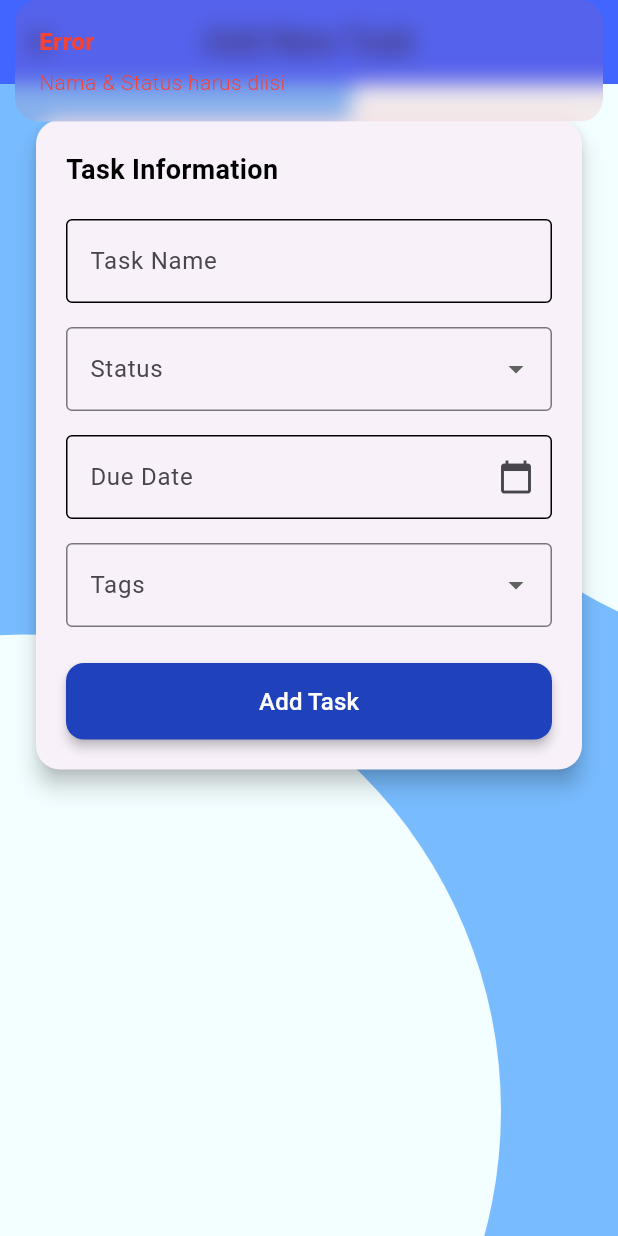
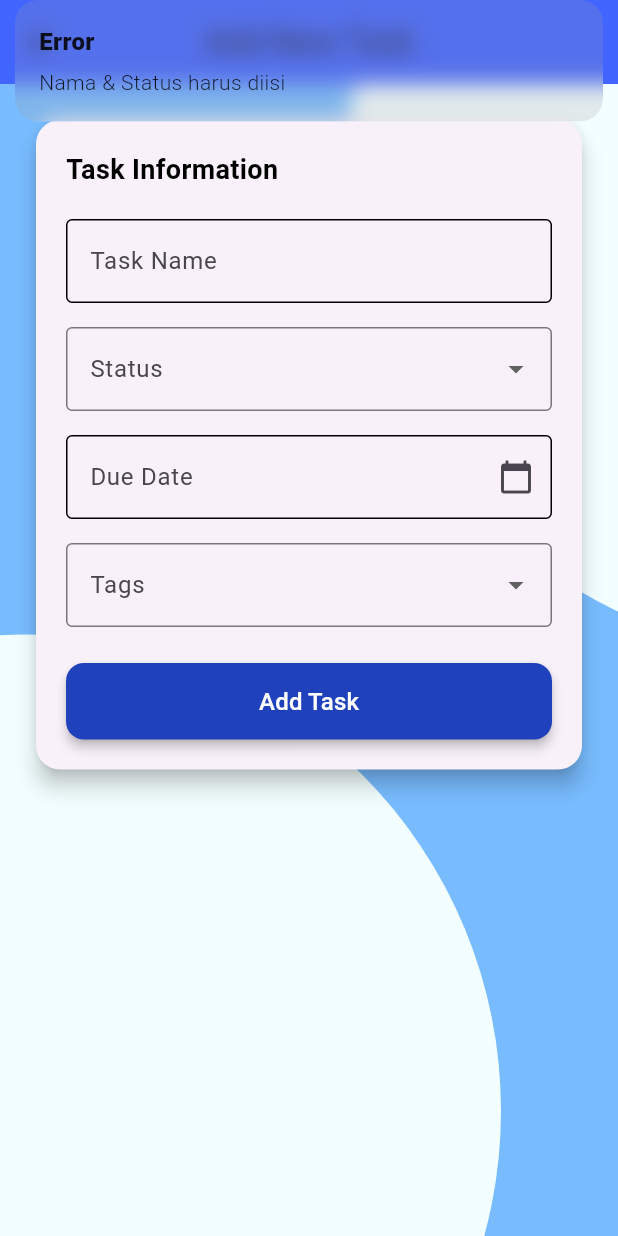
Before and after one commit to Reyhankunlah/TugasFlutterToDoList_22_03, a Flutter app: the ToDoPage screen opened by its route, after a tap on "Add Task", on a phone screen of 412 x 824 dp. Run offline on Flutter 3.47's test engine with Material 3 defaults, Android fonts, the phone set to English and light mode, and no system bars; our stand-ins replace get.

Commit message:
AGG Add color reuseable

```diff
--- a/lib/Components/custom_color.dart
+++ b/lib/Components/custom_color.dart
@@ -13,6 +13,9 @@ class CustomColor {
   static const Color white = Color(0xFFFFFFFF);
   static const Color Circle = Color(0xFFEDF6FF);
   static const Color Circle2 = Color(0xFFF2FEFF);
+  static const Color blue = Color.fromARGB(255, 120, 188, 255);
+  static const Color blugrey = Color.fromARGB(255, 176, 190, 197);
+  static const Color grey = Color(0x19F7F9FF);
 }
 
 TextStyle fontColor(
--- a/lib/Pages/toDo_page.dart
+++ b/lib/Pages/toDo_page.dart
@@ -40,7 +40,7 @@ class ToDoPage extends StatelessWidget {
       body: Stack(
         children: [
           // Background dasar
-          Container(color: Color.fromARGB(255, 120, 188, 255)),
+          Container(color:CustomColor.blue),
 
           // Lingkaran dekorasi
           Positioned(
@@ -50,7 +50,7 @@ class ToDoPage extends StatelessWidget {
               width: 635,
               height: 635,
               decoration: const ShapeDecoration(
-                color: Color(0xFFF2FEFF),
+                color: CustomColor.Circle2,
                 shape: OvalBorder(),
               ),
             ),
@@ -62,7 +62,7 @@ class ToDoPage extends StatelessWidget {
               width: 635,
               height: 635,
               decoration: const ShapeDecoration(
-                color: Color(0xFFF2FEFF),
+                color: CustomColor.Circle2,
                 shape: OvalBorder(),
               ),
             ),
@@ -159,9 +159,7 @@ class ToDoPage extends StatelessWidget {
                               "Error",
                               "Nama & Status harus diisi",
                               snackPosition: SnackPosition.TOP,
-                              backgroundColor:
-                                  CustomColor.red.withOpacity(0.1),
-                              colorText: CustomColor.red,
+
                             );
                             return;
                           }
```
Also changed, not shown: lib/Pages/profile_page.dart (+4 -4 lines).
